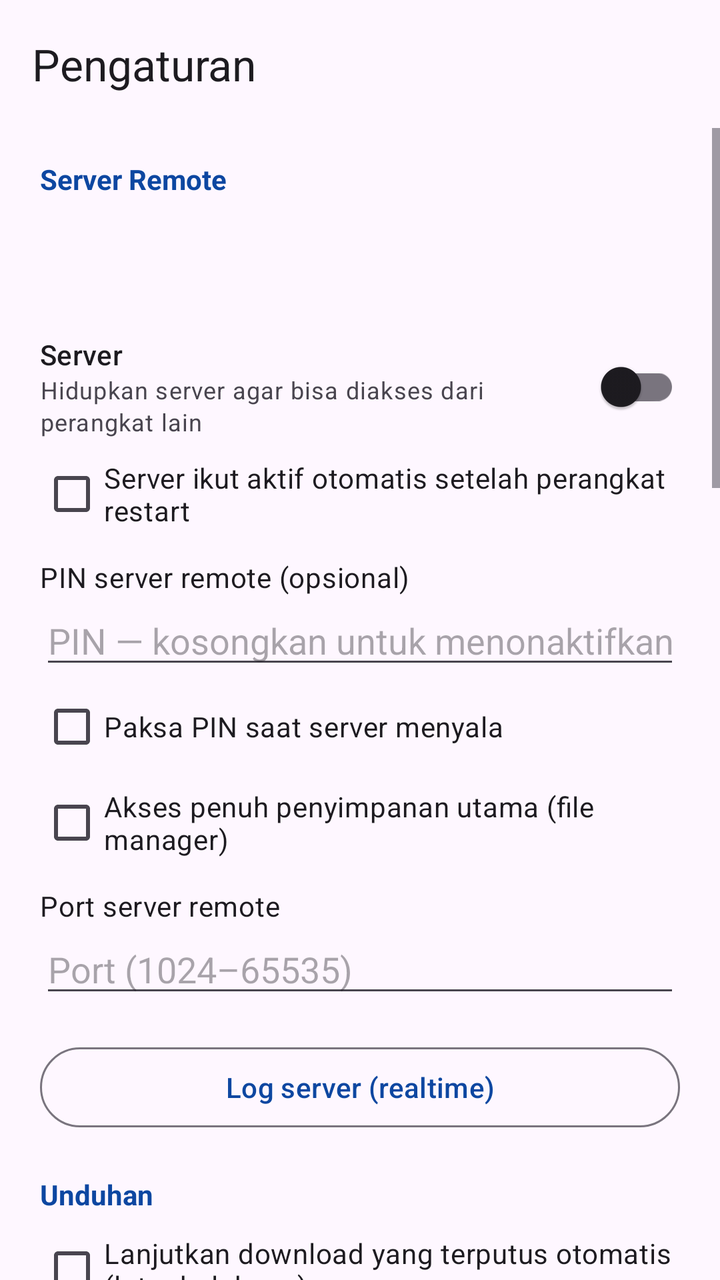
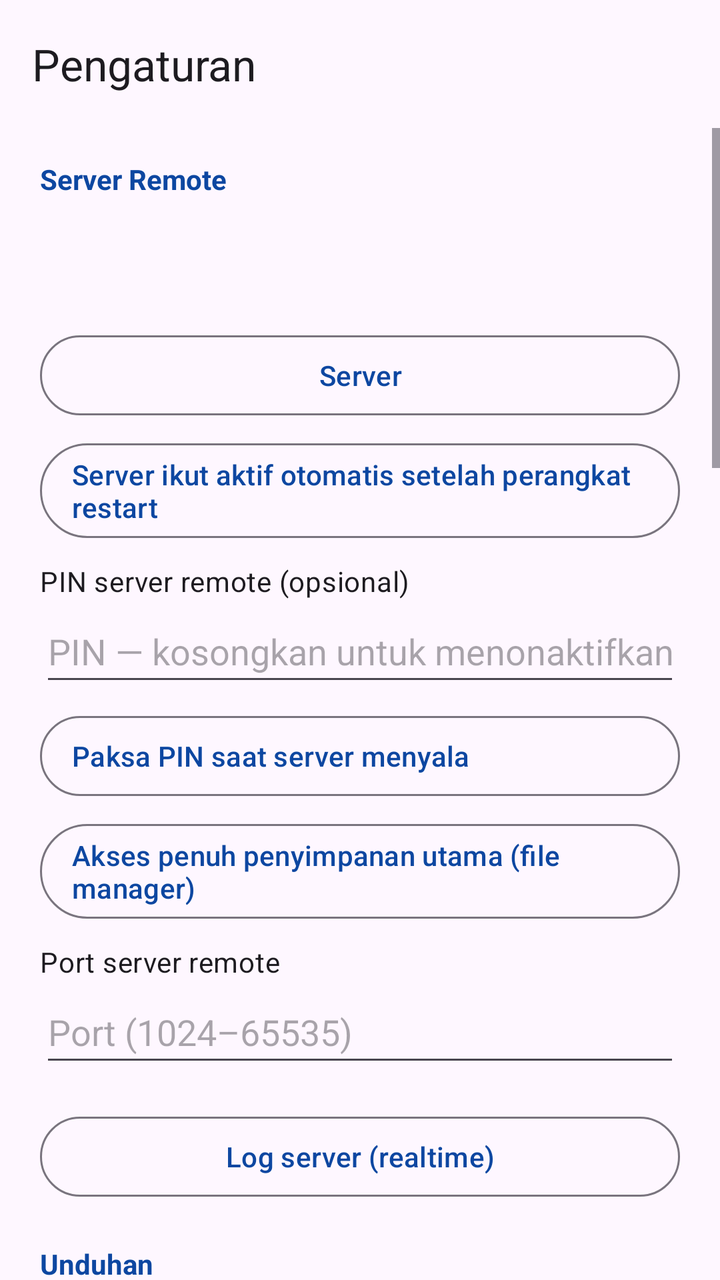

Compare the two renders of this Android layout. The source of the first and the diff that turns it into the second are given below.
<!-- AndroidManifest.xml: activity theme Theme.HttpDownloadManager -->
<!-- res/layout/activity_settings.xml -->
<?xml version="1.0" encoding="utf-8"?>
<LinearLayout xmlns:android="http://schemas.android.com/apk/res/android"
    xmlns:app="http://schemas.android.com/apk/res-auto"
    android:layout_width="match_parent"
    android:layout_height="match_parent"
    android:orientation="vertical">

    <com.google.android.material.appbar.MaterialToolbar
        android:id="@+id/toolbar"
        android:layout_width="match_parent"
        android:layout_height="?attr/actionBarSize"
        app:title="@string/action_settings" />

    <ScrollView
        android:layout_width="match_parent"
        android:layout_height="match_parent"
        android:fillViewport="true">

        <LinearLayout
            android:layout_width="match_parent"
            android:layout_height="wrap_content"
            android:orientation="vertical"
            android:paddingHorizontal="20dp"
            android:paddingBottom="24dp">

            <TextView
                android:layout_width="match_parent"
                android:layout_height="wrap_content"
                android:layout_marginTop="16dp"
                android:text="@string/settings_section_server"
                android:textColor="@color/primary"
                android:textSize="14sp"
                android:textStyle="bold" />

            <TextView
                android:id="@+id/server_status"
                android:layout_width="match_parent"
                android:layout_height="wrap_content"
                android:layout_marginTop="4dp"
                android:textAppearance="?attr/textAppearanceTitleMedium" />

            <Button
                android:id="@+id/storage_btn"
                style="?attr/materialButtonOutlinedStyle"
                android:layout_width="match_parent"
                android:layout_height="wrap_content"
                android:layout_marginTop="10dp"
                android:text="@string/remote_storage_btn"
                android:visibility="gone" />

            <TextView
                android:id="@+id/urls"
                android:layout_width="match_parent"
                android:layout_height="wrap_content"
                android:layout_marginTop="8dp"
                android:textIsSelectable="true"
                android:textAppearance="?attr/textAppearanceBodyMedium" />

            <ImageView
                android:id="@+id/qr"
                android:layout_width="200dp"
                android:layout_height="200dp"
                android:layout_gravity="center_horizontal"
                android:layout_marginTop="12dp"
                android:contentDescription="@string/remote_qr_desc"
                android:visibility="gone" />

            <LinearLayout
                android:layout_width="match_parent"
                android:layout_height="wrap_content"
                android:layout_marginTop="12dp"
                android:gravity="center_vertical"
                android:orientation="horizontal"
                android:paddingVertical="4dp">

                <LinearLayout
                    android:layout_width="0dp"
                    android:layout_height="wrap_content"
                    android:layout_weight="1"
                    android:orientation="vertical">

                    <TextView
                        android:layout_width="wrap_content"
                        android:layout_height="wrap_content"
                        android:text="@string/server_switch"
                        android:textAppearance="?attr/textAppearanceTitleSmall" />

                    <TextView
                        android:layout_width="wrap_content"
                        android:layout_height="wrap_content"
                        android:text="@string/settings_server_background_hint"
                        android:textAppearance="?attr/textAppearanceBodySmall"
                        android:textColor="?android:attr/textColorSecondary" />
                </LinearLayout>

                <androidx.appcompat.widget.SwitchCompat
                    android:id="@+id/server_switch"
                    android:layout_width="wrap_content"
                    android:layout_height="wrap_content" />
            </LinearLayout>

            <CheckBox
                android:id="@+id/check_server_autostart"
                android:layout_width="match_parent"
                android:layout_height="wrap_content"
                android:text="@string/settings_server_autostart" />

            <TextView
                android:layout_width="match_parent"
                android:layout_height="wrap_content"
                android:layout_marginTop="8dp"
                android:text="@string/settings_pin_label"
                android:textAppearance="?attr/textAppearanceBodyMedium" />

            <EditText
                android:id="@+id/input_pin"
                android:layout_width="match_parent"
                android:layout_height="wrap_content"
                android:hint="@string/settings_pin_hint"
                android:inputType="numberPassword"
                android:maxLength="10" />

            <CheckBox
                android:id="@+id/check_pin_enforced"
                android:layout_width="match_parent"
                android:layout_height="wrap_content"
                android:text="@string/settings_pin_enforced" />

            <CheckBox
                android:id="@+id/check_fs_full_access"
                android:layout_width="match_parent"
                android:layout_height="wrap_content"
                android:text="@string/settings_fs_full_access" />

            <TextView
                android:layout_width="match_parent"
                android:layout_height="wrap_content"
                android:layout_marginTop="8dp"
                android:text="@string/settings_port_label"
                android:textAppearance="?attr/textAppearanceBodyMedium" />

            <EditText
                android:id="@+id/input_port"
                android:layout_width="match_parent"
                android:layout_height="wrap_content"
                android:hint="@string/settings_port_hint"
                android:importantForAutofill="no"
                android:inputType="number" />

            <Button
                android:id="@+id/btn_log"
                style="?attr/materialButtonOutlinedStyle"
                android:layout_width="match_parent"
                android:layout_height="wrap_content"
                android:layout_marginTop="16dp"
                android:text="@string/remote_log_label" />

            <TextView
                android:layout_width="match_parent"
                android:layout_height="wrap_content"
                android:layout_marginTop="20dp"
                android:text="@string/settings_section_download"
                android:textColor="@color/primary"
                android:textSize="14sp"
                android:textStyle="bold" />

            <CheckBox
                android:id="@+id/check_background"
                android:layout_width="match_parent"
                android:layout_height="wrap_content"
                android:layout_marginTop="4dp"
                android:text="@string/settings_background" />

            <CheckBox
                android:id="@+id/check_autostart"
                android:layout_width="match_parent"
                android:layout_height="wrap_content"
                android:text="@string/settings_autostart" />

            <CheckBox
                android:id="@+id/check_auto_sort"
                android:layout_width="match_parent"
                android:layout_height="wrap_content"
                android:text="@string/settings_auto_sort" />

            <CheckBox
                android:id="@+id/check_small_first"
                android:layout_width="match_parent"
                android:layout_height="wrap_content"
                android:text="@string/settings_small_first" />

            <CheckBox
                android:id="@+id/check_battery"
                android:layout_width="match_parent"
                android:layout_height="wrap_content"
                android:text="@string/settings_battery" />

            <CheckBox
                android:id="@+id/check_delete_partial"
                android:layout_width="match_parent"
                android:layout_height="wrap_content"
                android:text="@string/settings_delete_partial_on_cancel" />

            <TextView
                android:layout_width="match_parent"
                android:layout_height="wrap_content"
                android:layout_marginTop="12dp"
                android:text="@string/settings_concurrent"
                android:textAppearance="?attr/textAppearanceBodyMedium" />

            <Spinner
                android:id="@+id/spinner_concurrent"
                android:layout_width="match_parent"
                android:layout_height="wrap_content" />

            <TextView
                android:layout_width="match_parent"
                android:layout_height="wrap_content"
                android:layout_marginTop="8dp"
                android:text="@string/settings_speed_limit"
                android:textAppearance="?attr/textAppearanceBodyMedium" />

            <Spinner
                android:id="@+id/spinner_speed"
                android:layout_width="match_parent"
                android:layout_height="wrap_content" />

            <TextView
                android:layout_width="match_parent"
                android:layout_height="wrap_content"
                android:layout_marginTop="8dp"
                android:text="@string/settings_retry"
                android:textAppearance="?attr/textAppearanceBodyMedium" />

            <Spinner
                android:id="@+id/spinner_retry"
                android:layout_width="match_parent"
                android:layout_height="wrap_content" />

            <TextView
                android:layout_width="match_parent"
                android:layout_height="wrap_content"
                android:layout_marginTop="8dp"
                android:text="@string/settings_segments"
                android:textAppearance="?attr/textAppearanceBodyMedium" />

            <Spinner
                android:id="@+id/spinner_segments"
                android:layout_width="match_parent"
                android:layout_height="wrap_content" />

            <TextView
                android:layout_width="match_parent"
                android:layout_height="wrap_content"
                android:layout_marginTop="8dp"
                android:text="@string/settings_connect_timeout"
                android:textAppearance="?attr/textAppearanceBodyMedium" />

            <Spinner
                android:id="@+id/spinner_connect_timeout"
                android:layout_width="match_parent"
                android:layout_height="wrap_content" />

            <TextView
                android:layout_width="match_parent"
                android:layout_height="wrap_content"
                android:layout_marginTop="8dp"
                android:text="@string/settings_read_timeout"
                android:textAppearance="?attr/textAppearanceBodyMedium" />

            <Spinner
                android:id="@+id/spinner_read_timeout"
                android:layout_width="match_parent"
                android:layout_height="wrap_content" />

            <TextView
                android:layout_width="match_parent"
                android:layout_height="wrap_content"
                android:layout_marginTop="8dp"
                android:text="@string/settings_timeout_hint"
                android:textAppearance="?attr/textAppearanceBodySmall"
                android:textColor="?android:attr/textColorSecondary" />

            <TextView
                android:layout_width="match_parent"
                android:layout_height="wrap_content"
                android:layout_marginTop="20dp"
                android:text="@string/settings_section_storage"
                android:textColor="@color/primary"
                android:textSize="14sp"
                android:textStyle="bold" />

            <include
                layout="@layout/view_storage_section" />

            <TextView
                android:layout_width="match_parent"
                android:layout_height="wrap_content"
                android:layout_marginTop="20dp"
                android:text="@string/settings_section_gallery"
                android:textColor="@color/primary"
                android:textSize="14sp"
                android:textStyle="bold" />

            <TextView
                android:layout_width="match_parent"
                android:layout_height="wrap_content"
                android:layout_marginTop="4dp"
                android:text="@string/settings_gallery_image_label"
                android:textAppearance="?attr/textAppearanceBodyMedium" />

            <EditText
                android:id="@+id/input_gallery_image"
                android:layout_width="match_parent"
                android:layout_height="wrap_content"
                android:layout_marginTop="6dp"
                android:hint="@string/settings_gallery_folder_hint"
                android:importantForAutofill="no"
                android:inputType="text"
                android:maxLines="2" />

            <TextView
                android:layout_width="match_parent"
                android:layout_height="wrap_content"
                android:layout_marginTop="10dp"
                android:text="@string/settings_gallery_video_label"
                android:textAppearance="?attr/textAppearanceBodyMedium" />

            <EditText
                android:id="@+id/input_gallery_video"
                android:layout_width="match_parent"
                android:layout_height="wrap_content"
                android:layout_marginTop="6dp"
                android:hint="@string/settings_gallery_folder_hint"
                android:importantForAutofill="no"
                android:inputType="text"
                android:maxLines="2" />

            <TextView
                android:layout_width="match_parent"
                android:layout_height="wrap_content"
                android:layout_marginTop="6dp"
                android:text="@string/settings_gallery_hint"
                android:textAppearance="?attr/textAppearanceBodySmall"
                android:textColor="?android:attr/textColorSecondary" />

            <TextView
                android:layout_width="match_parent"
                android:layout_height="wrap_content"
                android:layout_marginTop="20dp"
                android:text="@string/settings_section_cleanup"
                android:textColor="@color/primary"
                android:textSize="14sp"
                android:textStyle="bold" />

            <Button
                android:id="@+id/btn_cleanup"
                style="?attr/materialButtonOutlinedStyle"
                android:layout_width="match_parent"
                android:layout_height="wrap_content"
                android:layout_marginTop="4dp"
                android:text="@string/cleanup_button" />

            <TextView
                android:id="@+id/cleanup_result"
                android:layout_width="match_parent"
                android:layout_height="wrap_content"
                android:layout_marginTop="6dp"
                android:textAppearance="?attr/textAppearanceBodySmall"
                android:textColor="?android:attr/textColorSecondary" />

            <Button
                android:id="@+id/btn_save"
                android:layout_width="match_parent"
                android:layout_height="wrap_content"
                android:layout_marginTop="20dp"
                android:text="@string/save" />
        </LinearLayout>
    </ScrollView>
</LinearLayout>
<!-- res/layout/view_storage_section.xml (included above) -->
<?xml version="1.0" encoding="utf-8"?>
<LinearLayout xmlns:android="http://schemas.android.com/apk/res/android"
    android:layout_width="match_parent"
    android:layout_height="wrap_content"
    android:orientation="vertical">

    <TextView
        android:layout_width="match_parent"
        android:layout_height="wrap_content"
        android:layout_marginTop="16dp"
        android:text="@string/storage_download_folder"
        android:textAppearance="?attr/textAppearanceBodyMedium" />

    <EditText
        android:id="@+id/input_storage_path"
        android:layout_width="match_parent"
        android:layout_height="wrap_content"
        android:layout_marginTop="8dp"
        android:hint="@string/storage_text_folder_hint"
        android:importantForAutofill="no"
        android:inputType="text"
        android:maxLines="2" />

    <TextView
        android:layout_width="match_parent"
        android:layout_height="wrap_content"
        android:layout_marginTop="16dp"
        android:text="@string/storage_extra_folders"
        android:textAppearance="?attr/textAppearanceBodyMedium" />

    <LinearLayout
        android:id="@+id/extra_folders_container"
        android:layout_width="match_parent"
        android:layout_height="wrap_content"
        android:orientation="vertical" />

    <Button
        android:id="@+id/btn_add_folder"
        android:layout_width="match_parent"
        android:layout_height="wrap_content"
        android:layout_marginTop="8dp"
        android:text="@string/storage_add_folder" />
</LinearLayout>
<!-- resources referenced by this layout -->
<resources>
  <color name="primary">#0D47A1</color>
  <string name="action_settings">Pengaturan</string>
  <string name="cleanup_button">Bersihkan file sampah</string>
  <string name="remote_log_label">Log server (realtime)</string>
  <string name="remote_qr_desc">Alamat remote server (QR)</string>
  <string name="remote_storage_btn">Aktifkan akses file (izin penyimpanan)</string>
  <string name="save">Simpan</string>
  <string name="server_switch">Server</string>
  <string name="settings_auto_sort">Pindahkan otomatis ke subfolder sesuai tipe (Video/Foto)</string>
  <string name="settings_autostart">Mulai otomatis saat perangkat boot</string>
  <string name="settings_background">Lanjutkan download yang terputus otomatis (latar belakang)</string>
  <string name="settings_battery">Tanpa optimasi baterai (download tetap jalan di latar belakang)</string>
  <string name="settings_concurrent">Unduhan bersamaan (antrean)</string>
  <string name="settings_connect_timeout">Timeout koneksi</string>
  <string name="settings_delete_partial_on_cancel">Hapus file parsial saat dibatalkan</string>
  <string name="settings_fs_full_access">Akses penuh penyimpanan utama (file manager)</string>
  <string name="settings_gallery_folder_hint">Path folder, contoh: /storage/emulated/0/DCIM/Camera</string>
  <string name="settings_gallery_hint">Kosongkan untuk scan semua storage. Format: f:path atau m:RelativePath — path /sdcard/... otomatis dikenali sebagai /storage/emulated/0/...</string>
  <string name="settings_gallery_image_label">Folder galeri foto (opsional)</string>
  <string name="settings_gallery_video_label">Folder galeri video (opsional)</string>
  <string name="settings_pin_enforced">Paksa PIN saat server menyala</string>
  <string name="settings_pin_hint">PIN — kosongkan untuk menonaktifkan</string>
  <string name="settings_pin_label">PIN server remote (opsional)</string>
  <string name="settings_port_hint">Port (1024–65535)</string>
  <string name="settings_port_label">Port server remote</string>
  <string name="settings_read_timeout">Timeout baca</string>
  <string name="settings_retry">Percobaan ulang saat gagal</string>
  <string name="settings_section_cleanup">Pembersihan</string>
  <string name="settings_section_download">Unduhan</string>
  <string name="settings_section_gallery">Galeri</string>
  <string name="settings_section_server">Server Remote</string>
  <string name="settings_section_storage">Penyimpanan</string>
  <string name="settings_segments">Segmen paralel per download</string>
  <string name="settings_server_autostart">Server ikut aktif otomatis setelah perangkat restart</string>
  <string name="settings_server_background_hint">Hidupkan server agar bisa diakses dari perangkat lain</string>
  <string name="settings_small_first">Unduh file kecil lebih dulu (antrean pintar)</string>
  <string name="settings_speed_limit">Batas kecepatan</string>
  <string name="settings_timeout_hint">Untuk jaringan lambat/WISP, naikkan agar download tidak gagal sebelum mulai</string>
  <string name="storage_add_folder">+ Tambah folder</string>
  <string name="storage_download_folder">Folder Download (tujuan download)</string>
  <string name="storage_extra_folders">Folder tambahan di File Manager</string>
  <string name="storage_text_folder_hint">Path folder (contoh: /storage/emulated/0/Download)</string>
  <style name="Theme.HttpDownloadManager" parent="Theme.Material3.DayNight.NoActionBar">
          <item name="colorPrimary">@color/primary</item>
          <item name="colorPrimaryDark">@color/primary_dark</item>
          <item name="colorAccent">@color/accent</item>
      </style>
  <color name="primary_dark">#002171</color>
  <color name="accent">#FF6F00</color>
</resources>

<!-- the commit's change to res/layout/activity_settings.xml (unified diff, before → after) -->
@@ -65,44 +65,24 @@
                 android:contentDescription="@string/remote_qr_desc"
                 android:visibility="gone" />
 
-            <LinearLayout
+            <Button
+                android:id="@+id/server_switch"
+                style="?attr/materialButtonOutlinedStyle"
                 android:layout_width="match_parent"
                 android:layout_height="wrap_content"
                 android:layout_marginTop="12dp"
-                android:gravity="center_vertical"
-                android:orientation="horizontal"
-                android:paddingVertical="4dp">
-
-                <LinearLayout
-                    android:layout_width="0dp"
-                    android:layout_height="wrap_content"
-                    android:layout_weight="1"
-                    android:orientation="vertical">
-
-                    <TextView
-                        android:layout_width="wrap_content"
-                        android:layout_height="wrap_content"
-                        android:text="@string/server_switch"
-                        android:textAppearance="?attr/textAppearanceTitleSmall" />
-
-                    <TextView
-                        android:layout_width="wrap_content"
-                        android:layout_height="wrap_content"
-                        android:text="@string/settings_server_background_hint"
-                        android:textAppearance="?attr/textAppearanceBodySmall"
-                        android:textColor="?android:attr/textColorSecondary" />
-                </LinearLayout>
-
-                <androidx.appcompat.widget.SwitchCompat
-                    android:id="@+id/server_switch"
-                    android:layout_width="wrap_content"
-                    android:layout_height="wrap_content" />
-            </LinearLayout>
-
-            <CheckBox
+                android:minHeight="48dp"
+                android:text="@string/server_switch" />
+
+            <Button
                 android:id="@+id/check_server_autostart"
-                android:layout_width="match_parent"
-                android:layout_height="wrap_content"
+                style="?attr/materialButtonOutlinedStyle"
+                android:layout_width="match_parent"
+                android:layout_height="wrap_content"
+                android:layout_marginTop="6dp"
+                android:minHeight="48dp"
+                android:gravity="start|center_vertical"
+                android:paddingHorizontal="16dp"
                 android:text="@string/settings_server_autostart" />
 
             <TextView
@@ -113,6 +93,9 @@
                 android:textAppearance="?attr/textAppearanceBodyMedium" />
 
             <EditText
+        android:focusable="true"
+        android:focusableInTouchMode="true"
+        android:minHeight="48dp"
                 android:id="@+id/input_pin"
                 android:layout_width="match_parent"
                 android:layout_height="wrap_content"
@@ -120,16 +103,26 @@
                 android:inputType="numberPassword"
                 android:maxLength="10" />
 
-            <CheckBox
+            <Button
                 android:id="@+id/check_pin_enforced"
-                android:layout_width="match_parent"
-                android:layout_height="wrap_content"
+                style="?attr/materialButtonOutlinedStyle"
+                android:layout_width="match_parent"
+                android:layout_height="wrap_content"
+                android:layout_marginTop="6dp"
+                android:minHeight="48dp"
+                android:gravity="start|center_vertical"
+                android:paddingHorizontal="16dp"
                 android:text="@string/settings_pin_enforced" />
 
-            <CheckBox
+            <Button
                 android:id="@+id/check_fs_full_access"
-                android:layout_width="match_parent"
-                android:layout_height="wrap_content"
+                style="?attr/materialButtonOutlinedStyle"
+                android:layout_width="match_parent"
+                android:layout_height="wrap_content"
+                android:layout_marginTop="6dp"
+                android:minHeight="48dp"
+                android:gravity="start|center_vertical"
+                android:paddingHorizontal="16dp"
                 android:text="@string/settings_fs_full_access" />
 
             <TextView
@@ -140,6 +133,9 @@
                 android:textAppearance="?attr/textAppearanceBodyMedium" />
 
             <EditText
+        android:focusable="true"
+        android:focusableInTouchMode="true"
+        android:minHeight="48dp"
                 android:id="@+id/input_port"
                 android:layout_width="match_parent"
                 android:layout_height="wrap_content"
@@ -164,41 +160,70 @@
                 android:textSize="14sp"
                 android:textStyle="bold" />
 
-            <CheckBox
+            <Button
                 android:id="@+id/check_background"
-                android:layout_width="match_parent"
-                android:layout_height="wrap_content"
-                android:layout_marginTop="4dp"
+                style="?attr/materialButtonOutlinedStyle"
+                android:layout_width="match_parent"
+                android:layout_height="wrap_content"
+                android:layout_marginTop="6dp"
+                android:minHeight="48dp"
+                android:gravity="start|center_vertical"
+                android:paddingHorizontal="16dp"
                 android:text="@string/settings_background" />
 
-            <CheckBox
+            <Button
                 android:id="@+id/check_autostart"
-                android:layout_width="match_parent"
-                android:layout_height="wrap_content"
+                style="?attr/materialButtonOutlinedStyle"
+                android:layout_width="match_parent"
+                android:layout_height="wrap_content"
+                android:layout_marginTop="6dp"
+                android:minHeight="48dp"
+                android:gravity="start|center_vertical"
+                android:paddingHorizontal="16dp"
                 android:text="@string/settings_autostart" />
 
-            <CheckBox
+            <Button
                 android:id="@+id/check_auto_sort"
-                android:layout_width="match_parent"
-                android:layout_height="wrap_content"
+                style="?attr/materialButtonOutlinedStyle"
+                android:layout_width="match_parent"
+                android:layout_height="wrap_content"
+                android:layout_marginTop="6dp"
+                android:minHeight="48dp"
+                android:gravity="start|center_vertical"
+                android:paddingHorizontal="16dp"
                 android:text="@string/settings_auto_sort" />
 
-            <CheckBox
+            <Button
                 android:id="@+id/check_small_first"
-                android:layout_width="match_parent"
-                android:layout_height="wrap_content"
+                style="?attr/materialButtonOutlinedStyle"
+                android:layout_width="match_parent"
+                android:layout_height="wrap_content"
+                android:layout_marginTop="6dp"
+                android:minHeight="48dp"
+                android:gravity="start|center_vertical"
+                android:paddingHorizontal="16dp"
                 android:text="@string/settings_small_first" />
 
-            <CheckBox
+            <Button
                 android:id="@+id/check_battery"
-                android:layout_width="match_parent"
-                android:layout_height="wrap_content"
+                style="?attr/materialButtonOutlinedStyle"
+                android:layout_width="match_parent"
+                android:layout_height="wrap_content"
+                android:layout_marginTop="6dp"
+                android:minHeight="48dp"
+                android:gravity="start|center_vertical"
+                android:paddingHorizontal="16dp"
                 android:text="@string/settings_battery" />
 
-            <CheckBox
+            <Button
                 android:id="@+id/check_delete_partial"
-                android:layout_width="match_parent"
-                android:layout_height="wrap_content"
+                style="?attr/materialButtonOutlinedStyle"
+                android:layout_width="match_parent"
+                android:layout_height="wrap_content"
+                android:layout_marginTop="6dp"
+                android:minHeight="48dp"
+                android:gravity="start|center_vertical"
+                android:paddingHorizontal="16dp"
                 android:text="@string/settings_delete_partial_on_cancel" />
 
             <TextView
@@ -310,6 +335,9 @@
                 android:textAppearance="?attr/textAppearanceBodyMedium" />
 
             <EditText
+        android:focusable="true"
+        android:focusableInTouchMode="true"
+        android:minHeight="48dp"
                 android:id="@+id/input_gallery_image"
                 android:layout_width="match_parent"
                 android:layout_height="wrap_content"
@@ -327,6 +355,9 @@
                 android:textAppearance="?attr/textAppearanceBodyMedium" />
 
             <EditText
+        android:focusable="true"
+        android:focusableInTouchMode="true"
+        android:minHeight="48dp"
                 android:id="@+id/input_gallery_video"
                 android:layout_width="match_parent"
                 android:layout_height="wrap_content"
@@ -393,6 +424,9 @@
         android:textAppearance="?attr/textAppearanceBodyMedium" />
 
     <EditText
+        android:focusable="true"
+        android:focusableInTouchMode="true"
+        android:minHeight="48dp"
         android:id="@+id/input_storage_path"
         android:layout_width="match_parent"
         android:layout_height="wrap_content"
<!-- resource entries referenced after the edit -->
@@ -34,7 +34,6 @@
   <string name="settings_section_storage">Penyimpanan</string>
   <string name="settings_segments">Segmen paralel per download</string>
   <string name="settings_server_autostart">Server ikut aktif otomatis setelah perangkat restart</string>
-  <string name="settings_server_background_hint">Hidupkan server agar bisa diakses dari perangkat lain</string>
   <string name="settings_small_first">Unduh file kecil lebih dulu (antrean pintar)</string>
   <string name="settings_speed_limit">Batas kecepatan</string>
   <string name="settings_timeout_hint">Untuk jaringan lambat/WISP, naikkan agar download tidak gagal sebelum mulai</string>
